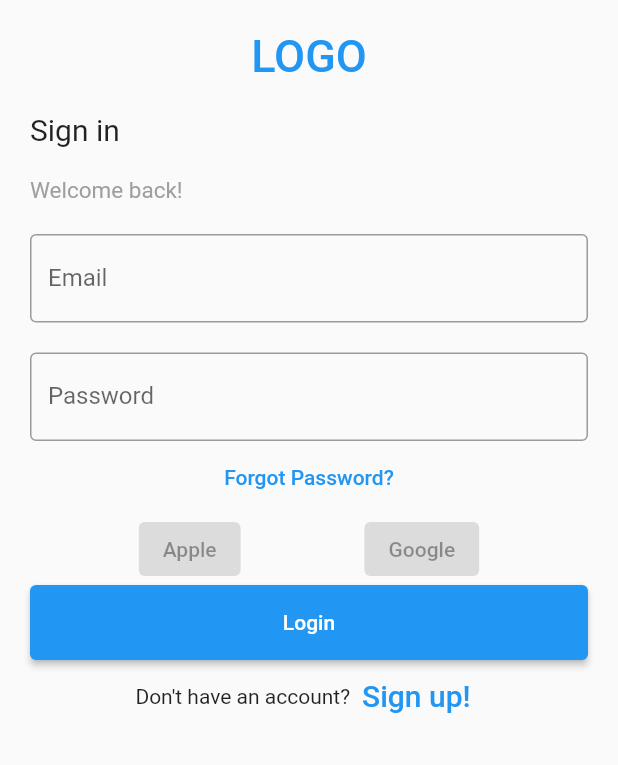
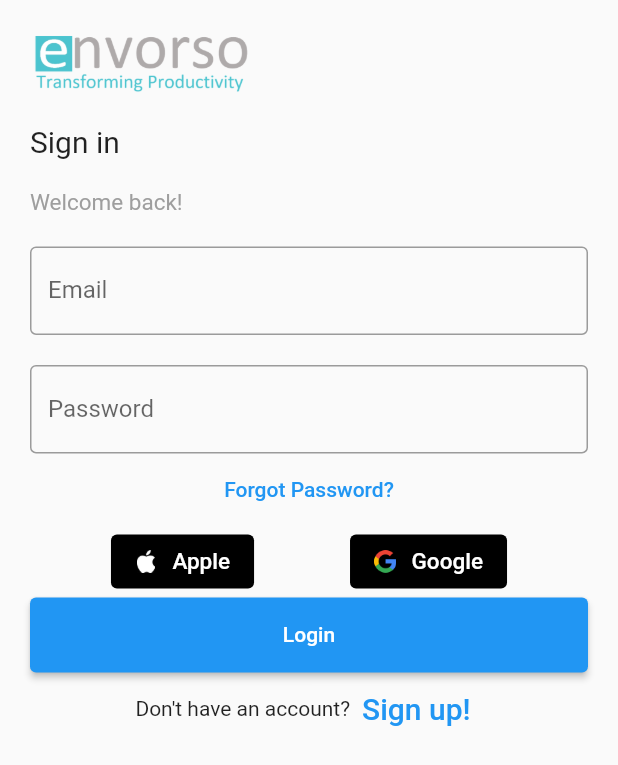
Before and after one commit to JonesParEnvorso/envorsocarcharger, a Flutter app: the screen it shows after launch, on a phone screen of 412 x 824 dp. Shown: the top 765 px of the screen. Run offline on Flutter 3.47's test engine with Material 2 defaults, Android fonts, the phone set to English and light mode, and no system bars; our stand-ins replace avatar_glow, cloud_firestore, firebase_core, google_maps_flutter, speech_to_text; missing offline and left inert: highlight_text; accounts and stored records are empty.

Commit message:
Figured out the apple and google buttons

```diff
--- a/envorso_charging_app/lib/firstlaunch.dart
+++ b/envorso_charging_app/lib/firstlaunch.dart
@@ -45,15 +45,18 @@ class _FirstLaunch extends State<FirstLaunch> {
             child: ListView(
               children: <Widget>[
                 Container(
-                    alignment: Alignment.center,
-                    padding: const EdgeInsets.all(10),
-                    child: const Text(
-                      'LOGO',
-                      style: TextStyle(
-                          color: Colors.blue,
-                          fontWeight: FontWeight.w500,
-                          fontSize: 30),
-                    )),
+                  alignment: Alignment.center,
+                  padding: const EdgeInsets.all(10),
+                  child: Row(children: <Widget>[
+                    Align(
+                      alignment: Alignment.center,
+                      child: Image.asset(
+                        'assets/images/Transparent-Envorso-Logo.png',
+                        width: 150,
+                      ),
+                    )
+                  ]),
+                ),
                 Container(
                     alignment: Alignment.centerLeft,
                     padding: const EdgeInsets.all(10),
@@ -98,19 +101,51 @@ class _FirstLaunch extends State<FirstLaunch> {
                   ),
                 ),
                 Row(
-                  mainAxisAlignment: MainAxisAlignment.spaceEvenly,
-                    children:<Widget>[
+                    mainAxisAlignment: MainAxisAlignment.spaceEvenly,
+                    children: <Widget>[
                       ElevatedButton(
                         onPressed: null,
-                        child: const Text('Apple'),
-
+                        style: ButtonStyle(
+                          backgroundColor:
+                              MaterialStateProperty.all(Colors.black),
+                        ),
+                        child: Row(children: <Widget>[
+                          Image.asset(
+                            'assets/images/apple_icon.png',
+                            width: 15,
+                            height: 15,
+                          ),
+                          SizedBox(
+                            width: 10,
+                          ),
+                          Text("Apple",
+                              style:
+                                  TextStyle(fontSize: 15, color: Colors.white)),
+                        ]),
                       ),
                       ElevatedButton(
                         onPressed: null,
-                        child: const Text('Google'),
-                      )
-                    ]
-                ),
+                        style: ButtonStyle(
+                          backgroundColor:
+                              MaterialStateProperty.all(Colors.black),
+                        ),
+                        child: Row(children: <Widget>[
+                          Image.asset(
+                            'assets/images/google_logo.png',
+                            width: 15,
+                            height: 15,
+                          ),
+                          SizedBox(
+                            width: 10,
+                          ),
+                          Text("Google",
+                              style: TextStyle(
+                                fontSize: 15,
+                                color: Colors.white,
+                              )),
+                        ]),
+                      ),
+                    ]),
                 Container(
                     height: 50,
                     padding: const EdgeInsets.fromLTRB(10, 0, 10, 0),
--- a/envorso_charging_app/pubspec.yaml
+++ b/envorso_charging_app/pubspec.yaml
@@ -76,6 +76,10 @@ flutter:
   # assets:
   #   - images/a_dot_burr.jpeg
   #   - images/a_dot_ham.jpeg
+  assets:
+    - assets/images/apple_icon.png
+    - assets/images/google_logo.png
+    - assets/images/Transparent-Envorso-Logo.png
 
   # An image asset can refer to one or more resolution-specific "variants", see
   # https://flutter.dev/assets-and-images/#resolution-aware.
```
Also changed, not shown: envorso_charging_app/assets/images/apple_icon.png (renamed from envorso_charging_app/assets/images/apple-logo-white-clip-art-heart-plant-fruit-food-transparent-png-1642505.png), envorso_charging_app/assets/images/google_logo.png (added), envorso_charging_app/pubspec.lock.
